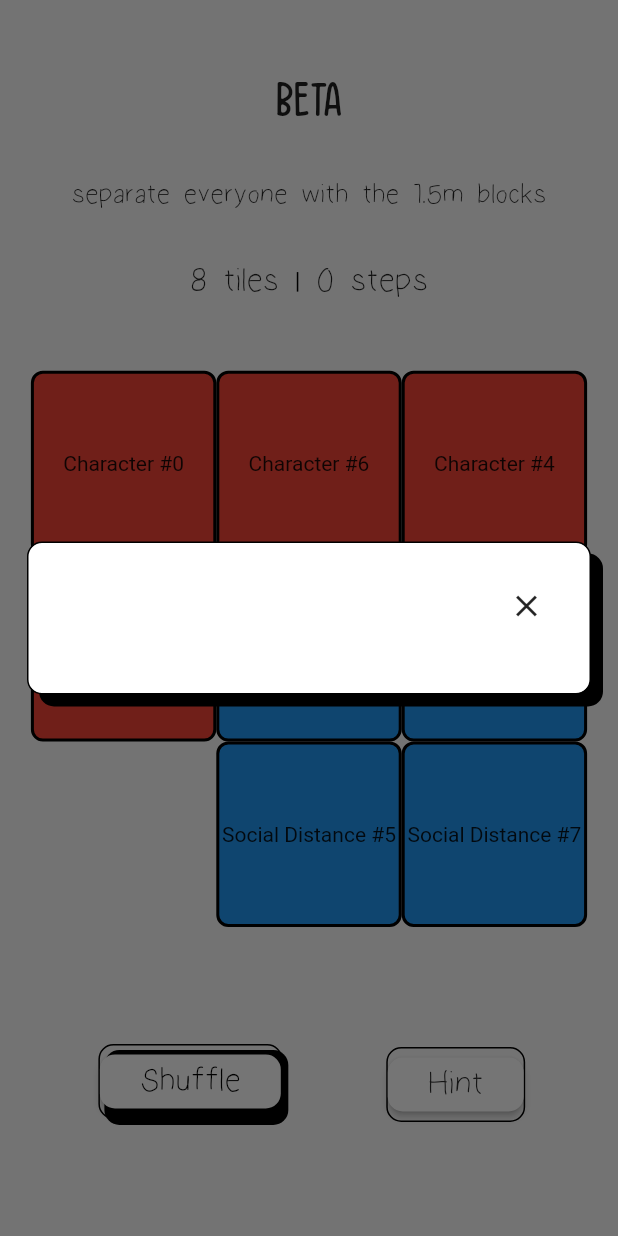
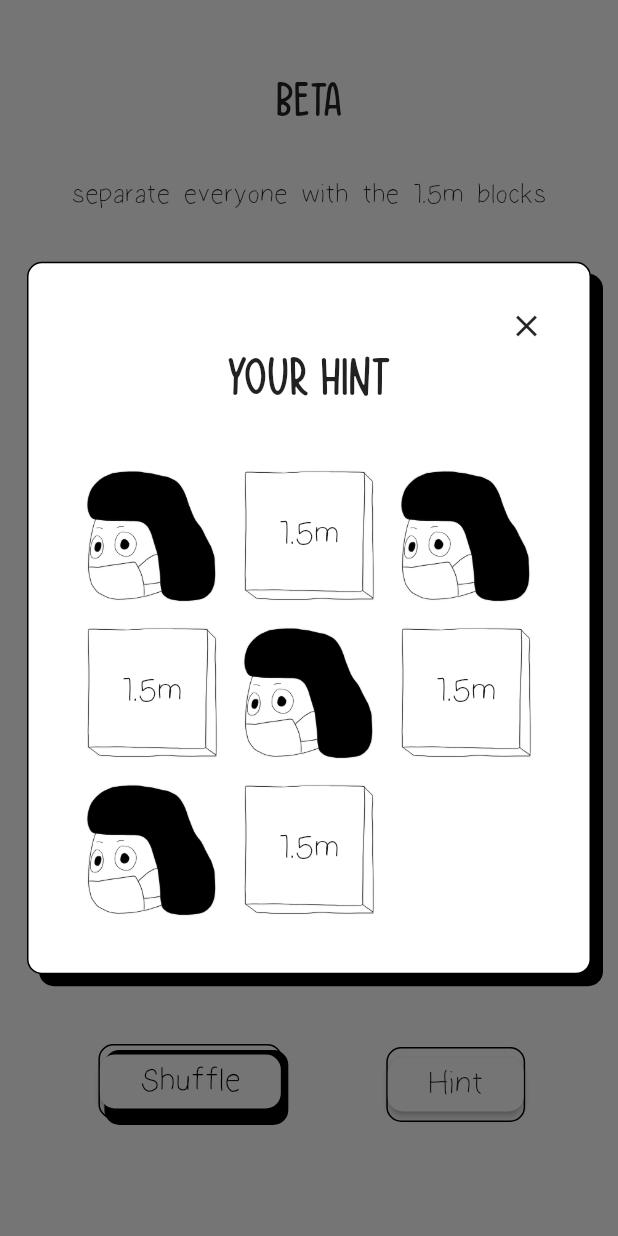
Before and after one commit to dylan-develop/leave_me_alone, a Flutter app: the screen it shows after launch, after a tap on "Hint", on a phone screen of 412 x 824 dp. Run offline on Flutter 3.47's test engine with Material 2 defaults, Android fonts, the phone set to English and light mode, and no system bars; our stand-ins replace bloc, equatable, flutter_bloc.

Commit message:
Add hints popup

```diff
--- a/lib/components/bottom_section.dart
+++ b/lib/components/bottom_section.dart
@@ -2,7 +2,7 @@ import 'package:flutter/material.dart';
 import 'package:flutter_bloc/flutter_bloc.dart';
 import 'package:slide_puzzle/bloc/puzzle_bloc.dart';
 import 'package:slide_puzzle/components/elevated_button.dart';
-import 'package:slide_puzzle/components/popup_container.dart';
+import 'package:slide_puzzle/components/popup_hints.dart';
 
 class BottomSection extends StatelessWidget {
   const BottomSection({Key? key}) : super(key: key);
@@ -26,7 +26,7 @@ class BottomSection extends StatelessWidget {
               showDialog(
                 context: context,
                 builder: (context) {
-                  return PopupContainer(child: Text(''));
+                  return const HintsPopup();
                 },
               );
             },
--- /dev/null
+++ b/lib/components/character_block.dart
@@ -0,0 +1,15 @@
+import 'package:flutter/foundation.dart';
+import 'package:flutter/material.dart';
+
+class CharacterBlock extends StatelessWidget {
+  const CharacterBlock({Key? key}) : super(key: key);
+
+  @override
+  Widget build(BuildContext context) {
+    return Image.asset(
+      kIsWeb
+          ? 'images/character1.png'
+          : 'assets/images/character1.png',
+    );
+  }
+}
--- a/lib/components/popup_container.dart
+++ b/lib/components/popup_container.dart
@@ -29,6 +29,11 @@ class PopupContainer extends StatelessWidget {
               ),
             ],
           ),
+          child: SizedBox(
+            width: min(
+              MediaQuery.of(context).size.width - 16 * 2,
+              MediaQuery.of(context).size.height * 9 / 20,
+            ),
             child: Column(
               mainAxisSize: MainAxisSize.min,
               children: [
@@ -43,6 +48,7 @@ class PopupContainer extends StatelessWidget {
                 ),
                 child,
               ],
+            ),
           ),
         ),
       ),
@@ -69,13 +75,17 @@ class PopupContainer extends StatelessWidget {
                       ),
                     ],
                   ),
-                  child: SizedBox.square(
+                  child: LayoutBuilder(
+                    builder: ((context, constraints) {
+                      return SizedBox.square(
                         dimension: min(
-                        (MediaQuery.of(context).size.width - 96 * 2) * 6 / 11,
-                        MediaQuery.of(context).size.height * 0.9),
+                          constraints.maxWidth,
+                          constraints.maxHeight,
+                        ),
                         child: Container(
                           margin: const EdgeInsets.all(32),
                           child: Column(
+                            mainAxisSize: MainAxisSize.min,
                             children: [
                               Align(
                                 alignment: Alignment.centerRight,
@@ -92,6 +102,8 @@ class PopupContainer extends StatelessWidget {
                             ],
                           ),
                         ),
+                      );
+                    }),
                   ),
                 ),
               ),
--- a/lib/components/popup_hints.dart
+++ b/lib/components/popup_hints.dart
@@ -0,0 +1,43 @@
+import 'dart:math';
+
+import 'package:flutter/material.dart';
+import 'package:slide_puzzle/components/popup_container.dart';
+import 'package:slide_puzzle/components/puzzle_board.dart';
+
+class HintsPopup extends StatelessWidget {
+  const HintsPopup({Key? key}) : super(key: key);
+
+  @override
+  Widget build(BuildContext context) {
+    return PopupContainer(
+      child: Column(
+        mainAxisSize: MainAxisSize.min,
+        children: [
+          Container(
+            margin: const EdgeInsets.only(bottom: 32),
+            child: const Text(
+              'YOUR HINT',
+              style: TextStyle(
+                fontSize: 36,
+                fontFamily: 'ThinkBig',
+              ),
+            ),
+          ),
+          Flexible(
+            child: LayoutBuilder(
+              builder: ((context, constraints) {
+                return PuzzleBoard(
+                  isReadOnly: true,
+                  dimenision: min(
+                    constraints.maxWidth,
+                    constraints.maxHeight,
+                  ),
+                );
+              }),
+            ),
+          ),
+        ],
+      ),
+    );
+  }
+}
--- a/lib/components/puzzle_board.dart
+++ b/lib/components/puzzle_board.dart
@@ -2,18 +2,25 @@ import 'package:flutter/material.dart';
 import 'package:flutter_bloc/flutter_bloc.dart';
 import 'package:slide_puzzle/bloc/puzzle_bloc.dart';
 import 'package:slide_puzzle/components/puzzle_tile.dart';
+import 'package:slide_puzzle/models/puzzle.dart';
 
 class PuzzleBoard extends StatelessWidget {
   final double dimenision;
+  final bool isReadOnly;
 
   const PuzzleBoard({
     Key? key,
     required this.dimenision,
+    this.isReadOnly = false,
   }) : super(key: key);
 
   @override
   Widget build(BuildContext context) {
-    final puzzle = context.select((PuzzleBloc bloc) => bloc.state.puzzle);
+    Puzzle puzzle = context.select((PuzzleBloc bloc) => bloc.state.puzzle);
+
+    if (isReadOnly) {
+      puzzle = puzzle.sort();
+    }
 
     return SizedBox.square(
       dimension: dimenision,
@@ -23,6 +30,7 @@ class PuzzleBoard extends StatelessWidget {
             PuzzleTile(
               tile: puzzle.tiles[i],
               dimension: dimenision / 3,
+              isReadOnly: isReadOnly,
             ),
         ],
       ),
--- a/lib/components/puzzle_tile.dart
+++ b/lib/components/puzzle_tile.dart
@@ -1,16 +1,20 @@
 import 'package:flutter/material.dart';
 import 'package:flutter_bloc/flutter_bloc.dart';
 import 'package:slide_puzzle/bloc/puzzle_bloc.dart';
+import 'package:slide_puzzle/components/character_block.dart';
+import 'package:slide_puzzle/components/social_distance_block.dart';
 import 'package:slide_puzzle/models/tile.dart';
 
 class PuzzleTile extends StatelessWidget {
   final Tile tile;
   final double dimension;
+  final bool isReadOnly;
 
   const PuzzleTile({
     Key? key,
     required this.tile,
     required this.dimension,
+    this.isReadOnly = false,
   }) : super(key: key);
 
   @override
@@ -25,27 +29,15 @@ class PuzzleTile extends StatelessWidget {
         ),
         child: GestureDetector(
           onTap: () {
-            context.read<PuzzleBloc>().add(TileTapped(tile));
+            if (!isReadOnly) {
+              context.read<PuzzleBloc>().add(TileTapped(tile));
+            }
           },
           child: SizedBox.square(
             dimension: dimension,
-            child: Container(
-              decoration: BoxDecoration(
-                borderRadius: BorderRadius.circular(8),
-                border: Border.all(
-                  color: Colors.black,
-                  width: 2,
-                ),
-                color: tile.value % 2 == 0 ? Colors.red : Colors.blue,
-              ),
-              child: Center(
-                child: Text(
-                  tile.value % 2 == 0
-                      ? 'Character #${tile.value}'
-                      : 'Social Distance #${tile.value}',
-                ),
-              ),
-            ),
+            child: tile.value % 2 == 0
+                ? const CharacterBlock()
+                : SocialDistanceBlock(fontSize: isReadOnly ? 24 : null),
           ),
         ),
       ),
--- a/lib/components/side_section.dart
+++ b/lib/components/side_section.dart
@@ -2,7 +2,7 @@ import 'package:flutter/material.dart';
 import 'package:flutter_bloc/flutter_bloc.dart';
 import 'package:slide_puzzle/bloc/puzzle_bloc.dart';
 import 'package:slide_puzzle/components/elevated_button.dart';
-import 'package:slide_puzzle/components/popup_container.dart';
+import 'package:slide_puzzle/components/popup_hints.dart';
 
 class SideSection extends StatelessWidget {
   const SideSection({Key? key}) : super(key: key);
@@ -83,7 +83,7 @@ class SideSection extends StatelessWidget {
                 showDialog(
                   context: context,
                   builder: (context) {
-                    return PopupContainer(child: Container());
+                    return const HintsPopup();
                   },
                 );
               },
--- /dev/null
+++ b/lib/components/social_distance_block.dart
@@ -0,0 +1,44 @@
+import 'package:flutter/foundation.dart';
+import 'package:flutter/material.dart';
+import 'package:slide_puzzle/components/responsive_layout_builder.dart';
+
+class SocialDistanceBlock extends StatelessWidget {
+  final double? fontSize;
+
+  const SocialDistanceBlock({
+    Key? key,
+    this.fontSize,
+  }) : super(key: key);
+
+  @override
+  Widget build(BuildContext context) {
+    return Stack(
+      children: [
+        Image.asset(
+          kIsWeb
+              ? 'images/social_distance_block.png'
+              : 'assets/images/social_distance_block.png',
+        ),
+        Align(
+          alignment: Alignment.center,
+          child: ResponsiveLayoutBuilder(
+            mobile: Text(
+              '1.5m',
+              style: TextStyle(
+                fontFamily: 'HandWriting',
+                fontSize: fontSize ?? 24,
+              ),
+            ),
+            desktop: Text(
+              '1.5m',
+              style: TextStyle(
+                fontFamily: 'HandWriting',
+                fontSize: fontSize ?? 36,
+              ),
+            ),
+          ),
+        ),
+      ],
+    );
+  }
+}
--- a/lib/main.dart
+++ b/lib/main.dart
@@ -1,4 +1,6 @@
 import 'package:flutter/material.dart';
+import 'package:flutter_bloc/flutter_bloc.dart';
+import 'package:slide_puzzle/bloc/puzzle_bloc.dart';
 import 'package:slide_puzzle/screens/game.dart';
 
 void main() {
@@ -10,9 +12,16 @@ class MyApp extends StatelessWidget {
 
   @override
   Widget build(BuildContext context) {
-    return const MaterialApp(
-      title: 'Slide Puzzle',
-      home: GamePage(),
+    return MultiBlocProvider(
+      providers: [
+        BlocProvider<PuzzleBloc>(
+          create: (context) => PuzzleBloc()..add(PuzzleReset()),
+        ),
+      ],
+      child: const MaterialApp(
+        title: 'Slide Puzzle',
+        home: GamePage(),
+      ),
     );
   }
 }
--- a/lib/models/puzzle.dart
+++ b/lib/models/puzzle.dart
@@ -1,6 +1,7 @@
 import 'dart:math';
 
 import 'package:equatable/equatable.dart';
+import 'package:slide_puzzle/models/position.dart';
 import 'package:slide_puzzle/models/tile.dart';
 
 class Puzzle extends Equatable {
@@ -42,6 +43,17 @@ class Puzzle extends Equatable {
     return Puzzle(tiles);
   }
 
+  Puzzle sort() {
+    final sortedTiles = [
+      for (int i = 0; i < tiles.length; i++)
+        tiles[i].copyWith(Position(
+          i % 3,
+          i ~/ 3,
+        ))
+    ];
+    return Puzzle(sortedTiles);
+  }
+
   @override
   List<Object> get props => [tiles];
 }
--- a/lib/screens/game.dart
+++ b/lib/screens/game.dart
@@ -1,8 +1,6 @@
 import 'dart:math';
 
 import 'package:flutter/material.dart';
-import 'package:flutter_bloc/flutter_bloc.dart';
-import 'package:slide_puzzle/bloc/puzzle_bloc.dart';
 import 'package:slide_puzzle/components/bottom_section.dart';
 import 'package:slide_puzzle/components/puzzle_board.dart';
 import 'package:slide_puzzle/components/responsive_layout_builder.dart';
@@ -14,13 +12,8 @@ class GamePage extends StatelessWidget {
 
   @override
   Widget build(BuildContext context) {
-    return MultiBlocProvider(
-      providers: [
-        BlocProvider<PuzzleBloc>(
-          create: (context) => PuzzleBloc()..add(PuzzleReset()),
-        ),
-      ],
-      child: Scaffold(
+    return Scaffold(
+      backgroundColor: Colors.white,
       body: ResponsiveLayoutBuilder(
         mobile: Column(
           children: [
@@ -59,8 +52,7 @@ class GamePage extends StatelessWidget {
                   child: PuzzleBoard(
                     dimenision: min(
                         (MediaQuery.of(context).size.width - 96 * 2) * 6 / 11,
-                        MediaQuery.of(context).size.height * 0.9
-                      ),
+                        MediaQuery.of(context).size.height * 0.9),
                   ),
                 ),
               ),
@@ -68,7 +60,6 @@ class GamePage extends StatelessWidget {
           ),
         ),
       ),
-      ),
     );
   }
 }
--- a/pubspec.yaml
+++ b/pubspec.yaml
@@ -64,6 +64,8 @@ flutter:
   # assets:
   #   - images/a_dot_burr.jpeg
   #   - images/a_dot_ham.jpeg
+  assets:
+    - assets/images/
 
   # assets:
   #   - assets/fonts
```
Also changed, not shown: lib/bloc/puzzle_bloc.dart (+15 -11 lines), assets/images/character1.png (added), assets/images/social_distance_block.png (added). Lines whose indentation alone changed are shown as unchanged.
